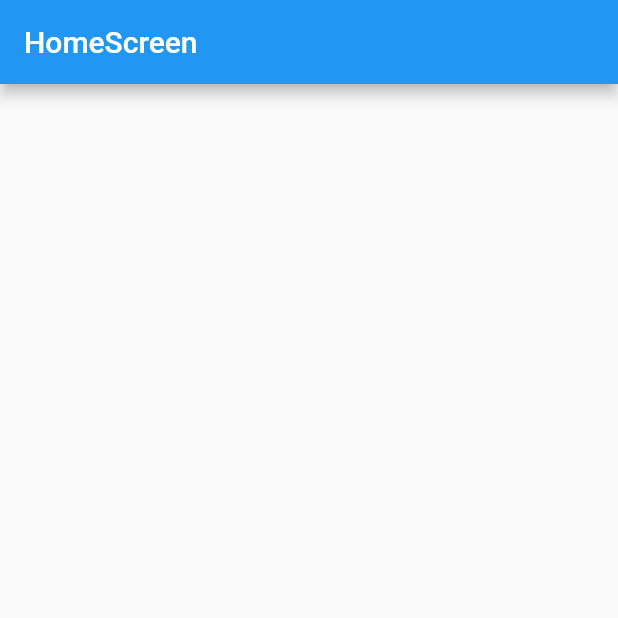
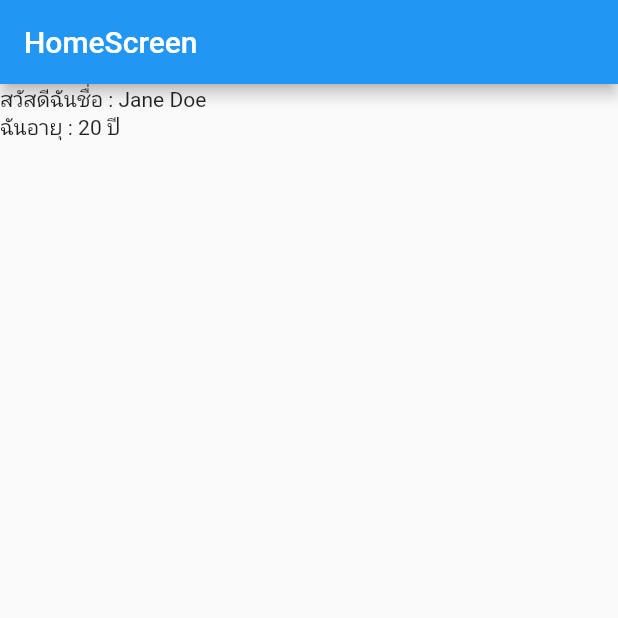
Before and after one commit to chutchapon/Flutter, a Flutter app: the HomeScreen screen opened directly, on a phone screen of 412 x 824 dp, the top half of it. Run offline on Flutter 3.47's test engine with Material 2 defaults, Android fonts, the phone set to English and light mode, and no system bars.

Commit message:
change HomeScreen

```diff
--- a/class_07082022/lib/main.dart
+++ b/class_07082022/lib/main.dart
@@ -16,7 +16,8 @@ class MyApp extends StatelessWidget {
       theme: ThemeData(
         primarySwatch: Colors.blue,
       ),
-      home: PlayScreen(),
+      home: HomeScreen(),
+      // home: PlayScreen(),
     );
   }
 }
--- a/class_07082022/lib/screen/homescreen.dart
+++ b/class_07082022/lib/screen/homescreen.dart
@@ -10,15 +10,19 @@ class HomeScreen extends StatefulWidget {
 class _HomeScreenState extends State<HomeScreen> {
   @override
   Widget build(BuildContext context) {
+    List name = ['John Doe', 'Jane Doe', 'Jame Doe'];
+    int age = 20;
     return Scaffold(
       appBar: AppBar(
         title: const Text('HomeScreen'),
       ),
       body: Column(
+        crossAxisAlignment: CrossAxisAlignment.start,
         children: [
-            // Text("สวัสดีฉันชื่อ $name"),
-            // Text("ฉันอายุ $age ปี"),
+          Text("สวัสดีฉันชื่อ : ${name[1]}"),
+          Text("ฉันอายุ : $age ปี"),
         ],
-        ));
+      ),
+    );
   }
 }
```
Also changed, not shown: class_07082022/lib/screen/playscreen.dart (+43 -3 lines). Lines whose indentation alone changed are shown as unchanged.
